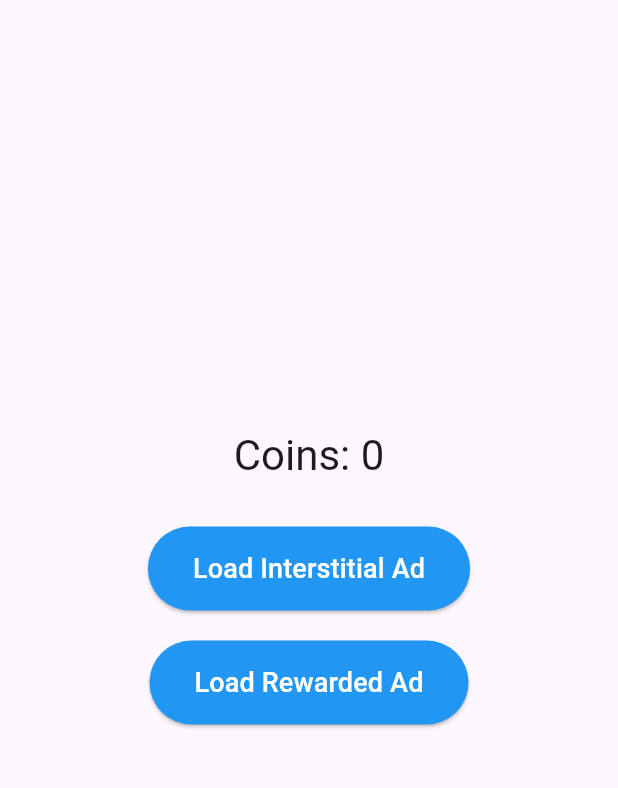
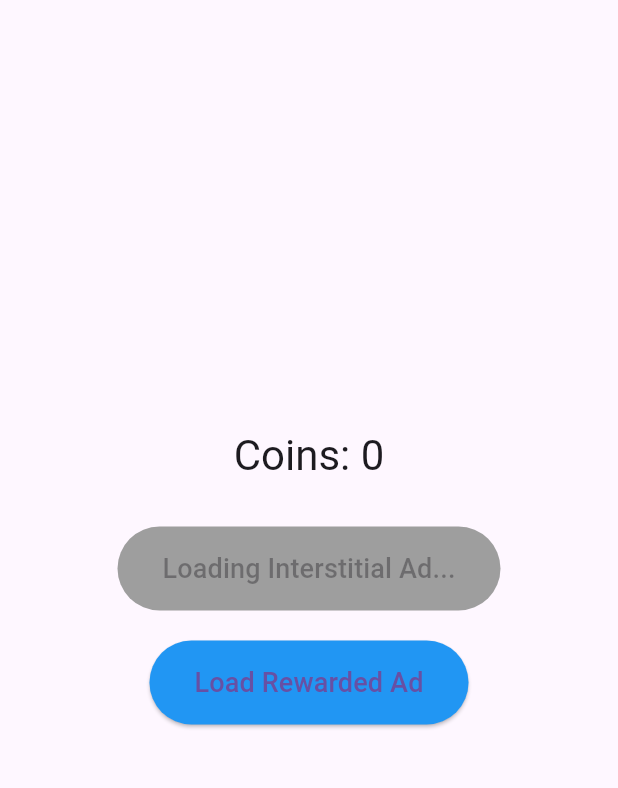
Before and after one commit to srujan5570/ios-tap-to-paid, a Flutter app: the screen it shows after launch, after a tap on "Load Interstitial Ad", on a phone screen of 412 x 824 dp, the part 84-872 px from its top. Run offline on Flutter 3.47's test engine with Material 3 defaults, Android fonts, the light colour scheme and no system bars; missing offline and left inert: unity_ads_plugin.

Commit message:
Update ad loading with visual feedback and enable real ads

```diff
--- a/lib/main.dart
+++ b/lib/main.dart
@@ -31,6 +31,8 @@ class MyHomePage extends StatefulWidget {
 class _MyHomePageState extends State<MyHomePage> {
   bool _isInterstitialLoaded = false;
   bool _isRewardedLoaded = false;
+  bool _isInterstitialLoading = false;
+  bool _isRewardedLoading = false;
   int _coins = 0;
 
   @override
@@ -42,28 +44,29 @@ class _MyHomePageState extends State<MyHomePage> {
   Future<void> _initUnityAds() async {
     await UnityAds.init(
       gameId: '5859176',
-      testMode: false,
-      onComplete: () {
-        print('Initialization Complete');
-        _loadInterstitialAd();
-        _loadRewardedAd();
-      },
+      testMode: false, // Disabled test mode for real ads
+      onComplete: () => print('Initialization Complete'),
       onFailed: (error, message) => print('Initialization Failed: $message'),
     );
   }
 
   void _loadInterstitialAd() {
+    if (!_isInterstitialLoading) {
+      setState(() => _isInterstitialLoading = true);
       UnityAds.load(
         placementId: 'Interstitial_iOS',
         onComplete: (placementId) {
-        setState(() => _isInterstitialLoaded = true);
-        print('Interstitial Ad Loaded');
+          setState(() {
+            _isInterstitialLoaded = true;
+            _isInterstitialLoading = false;
+          });
         },
         onFailed: (placementId, error, message) {
-        print('Interstitial Load Failed: $message');
-        setState(() => _isInterstitialLoaded = false);
+          print('Load Failed: $message');
+          setState(() => _isInterstitialLoading = false);
         },
       );
+    }
   }
 
   void _showInterstitialAd() {
@@ -72,12 +75,10 @@ class _MyHomePageState extends State<MyHomePage> {
         placementId: 'Interstitial_iOS',
         onComplete: (placementId) {
           setState(() => _isInterstitialLoaded = false);
-          _loadInterstitialAd();
         },
         onFailed: (placementId, error, message) {
           print('Show Failed: $message');
           setState(() => _isInterstitialLoaded = false);
-          _loadInterstitialAd();
         },
         onStart: (placementId) => print('Ad Started'),
         onClick: (placementId) => print('Ad Clicked'),
@@ -86,17 +87,22 @@ class _MyHomePageState extends State<MyHomePage> {
   }
 
   void _loadRewardedAd() {
+    if (!_isRewardedLoading) {
+      setState(() => _isRewardedLoading = true);
       UnityAds.load(
         placementId: 'Rewarded_iOS',
         onComplete: (placementId) {
-        setState(() => _isRewardedLoaded = true);
-        print('Rewarded Ad Loaded');
+          setState(() {
+            _isRewardedLoaded = true;
+            _isRewardedLoading = false;
+          });
         },
         onFailed: (placementId, error, message) {
-        print('Rewarded Load Failed: $message');
-        setState(() => _isRewardedLoaded = false);
+          print('Load Failed: $message');
+          setState(() => _isRewardedLoading = false);
         },
       );
+    }
   }
 
   void _showRewardedAd() {
@@ -108,12 +114,10 @@ class _MyHomePageState extends State<MyHomePage> {
             _isRewardedLoaded = false;
             _coins += 10;
           });
-          _loadRewardedAd();
         },
         onFailed: (placementId, error, message) {
           print('Show Failed: $message');
           setState(() => _isRewardedLoaded = false);
-          _loadRewardedAd();
         },
         onStart: (placementId) => print('Ad Started'),
         onClick: (placementId) => print('Ad Clicked'),
@@ -138,27 +142,51 @@ class _MyHomePageState extends State<MyHomePage> {
             ),
             const SizedBox(height: 30),
             ElevatedButton(
-              onPressed: _isInterstitialLoaded ? _showInterstitialAd : _loadInterstitialAd,
+              onPressed: _isInterstitialLoading
+                  ? null
+                  : _isInterstitialLoaded
+                      ? _showInterstitialAd
+                      : _loadInterstitialAd,
               style: ElevatedButton.styleFrom(
                 padding: const EdgeInsets.symmetric(horizontal: 30, vertical: 15),
-                backgroundColor: _isInterstitialLoaded ? Colors.green : Colors.blue,
-                foregroundColor: Colors.white,
+                backgroundColor: _isInterstitialLoaded
+                    ? Colors.green
+                    : _isInterstitialLoading
+                        ? Colors.grey
+                        : Colors.blue,
+                disabledBackgroundColor: Colors.grey,
               ),
               child: Text(
-                _isInterstitialLoaded ? 'Show Interstitial Ad' : 'Load Interstitial Ad',
+                _isInterstitialLoading
+                    ? 'Loading Interstitial Ad...'
+                    : _isInterstitialLoaded
+                        ? 'Show Interstitial Ad'
+                        : 'Load Interstitial Ad',
                 style: const TextStyle(fontSize: 18),
               ),
             ),
             const SizedBox(height: 20),
             ElevatedButton(
-              onPressed: _isRewardedLoaded ? _showRewardedAd : _loadRewardedAd,
+              onPressed: _isRewardedLoading
+                  ? null
+                  : _isRewardedLoaded
+                      ? _showRewardedAd
+                      : _loadRewardedAd,
               style: ElevatedButton.styleFrom(
                 padding: const EdgeInsets.symmetric(horizontal: 30, vertical: 15),
-                backgroundColor: _isRewardedLoaded ? Colors.green : Colors.blue,
-                foregroundColor: Colors.white,
+                backgroundColor: _isRewardedLoaded
+                    ? Colors.green
+                    : _isRewardedLoading
+                        ? Colors.grey
+                        : Colors.blue,
+                disabledBackgroundColor: Colors.grey,
               ),
               child: Text(
-                _isRewardedLoaded ? 'Show Rewarded Ad' : 'Load Rewarded Ad',
+                _isRewardedLoading
+                    ? 'Loading Rewarded Ad...'
+                    : _isRewardedLoaded
+                        ? 'Show Rewarded Ad'
+                        : 'Load Rewarded Ad',
                 style: const TextStyle(fontSize: 18),
               ),
             ),
```
Lines whose indentation alone changed are shown as unchanged.
